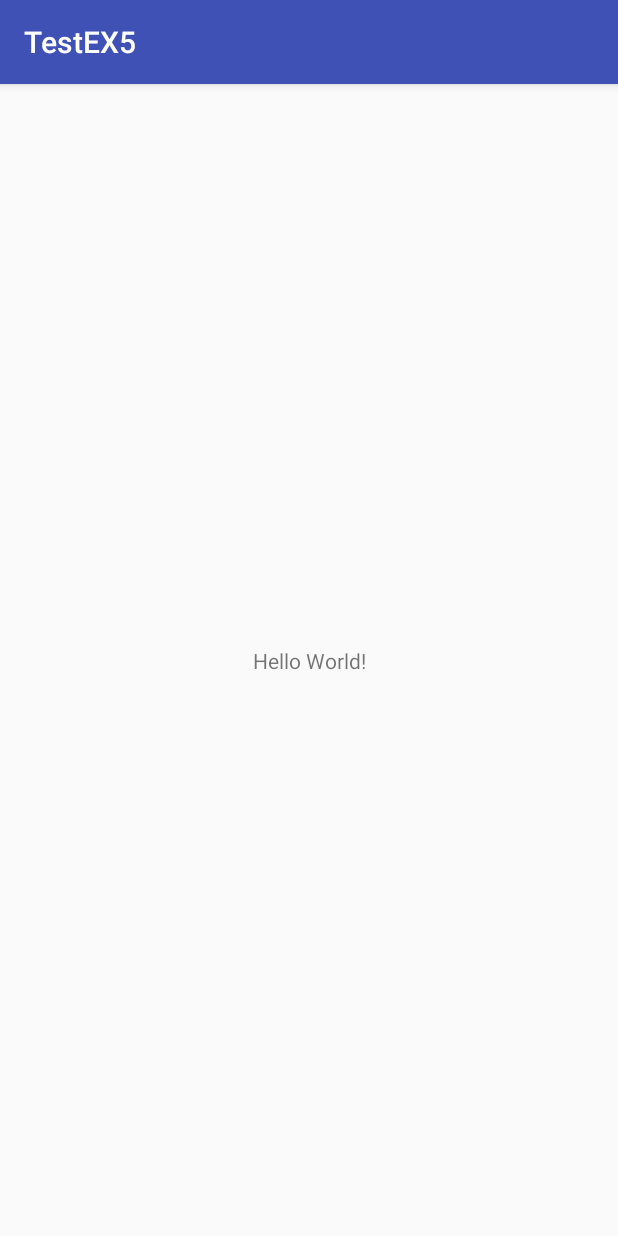
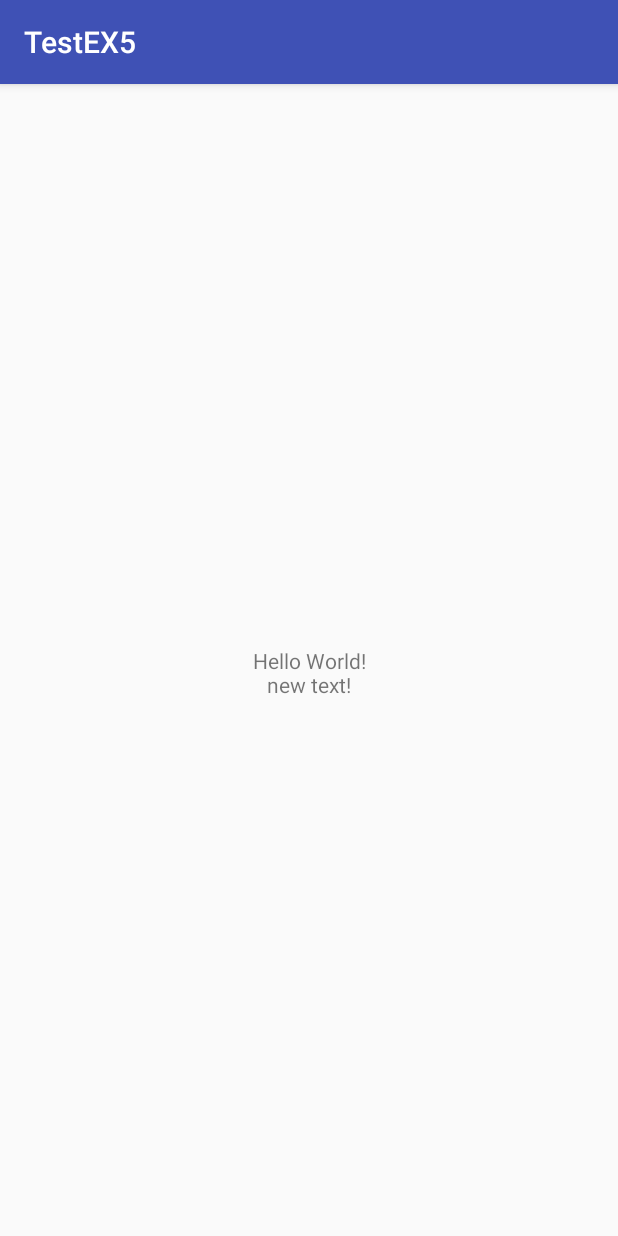
Before and after one commit to EomjunYoung/ParanEx, an Android app: the screen it shows after launch (MainActivity), on a phone screen of 412 x 824 dp. Run offline under Robolectric (Android 15) with nearby library versions, the phone set to English and light mode, and no system bars.

Commit message:
new text
new text is added

```diff
--- a/app/src/main/res/layout/activity_main.xml
+++ b/app/src/main/res/layout/activity_main.xml
@@ -15,4 +15,13 @@
         app:layout_constraintRight_toRightOf="parent"
         app:layout_constraintTop_toTopOf="parent" />
 
+    <TextView
+        android:layout_width="wrap_content"
+        android:layout_height="wrap_content"
+        android:text="\n\nnew text!"
+        app:layout_constraintBottom_toBottomOf="parent"
+        app:layout_constraintLeft_toLeftOf="parent"
+        app:layout_constraintRight_toRightOf="parent"
+        app:layout_constraintTop_toTopOf="parent" />
+
 </android.support.constraint.ConstraintLayout>
```
